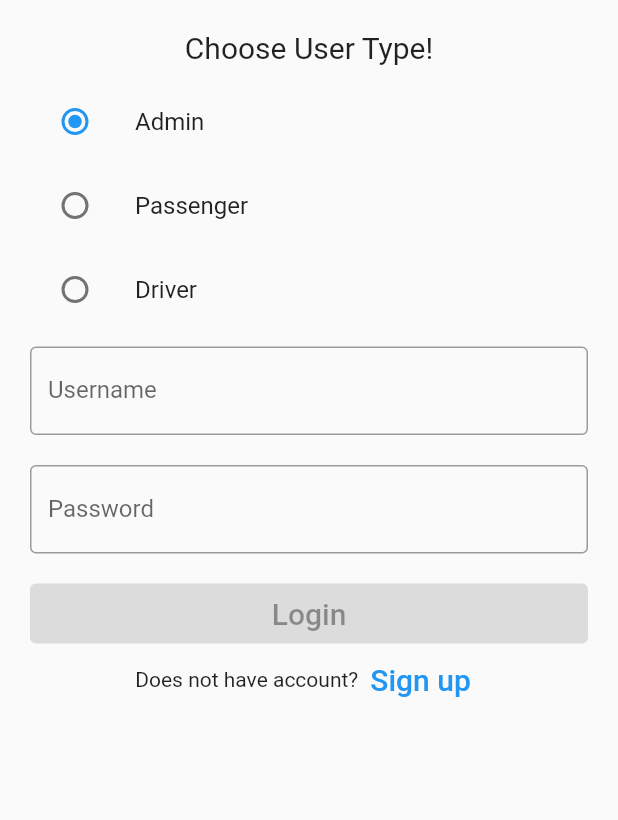
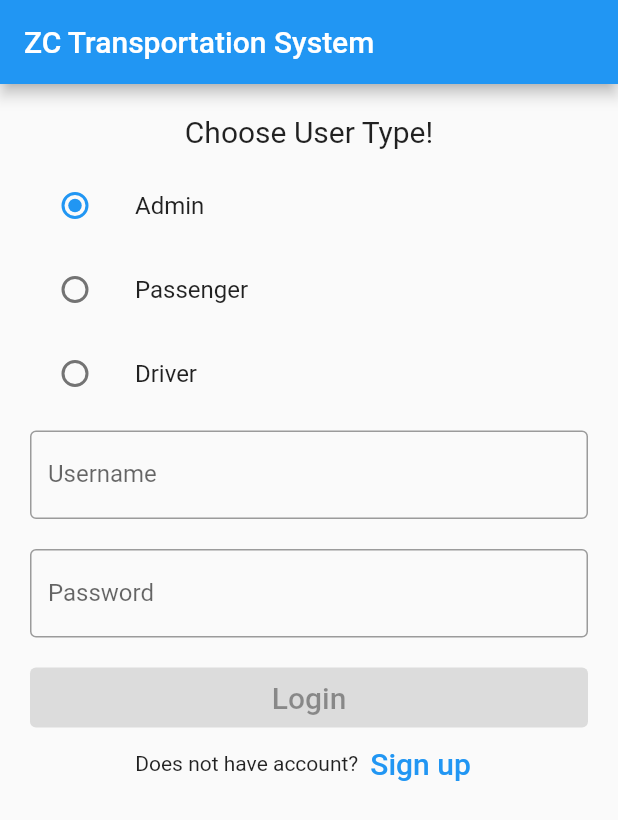
Before and after one commit to Touka-Mohamed/Transportation-System-Flutter-App, a Flutter app: the LoginPage screen opened directly, on a phone screen of 412 x 824 dp. Shown: the top 820 px of the screen. Run offline on Flutter 3.47's test engine with Material 2 defaults, Android fonts, the phone set to English and light mode, and no system bars; our stand-ins replace flutter_datetime_picker, scrollable_positioned_list.

Commit message:
added an appBar to the login page

```diff
--- a/lib/login_page.dart
+++ b/lib/login_page.dart
@@ -32,7 +32,10 @@ class _LoginPage extends State<LoginPage> {
 
   @override
   Widget build(BuildContext context) {
-    return Padding(
+    return Scaffold(
+        appBar: AppBar(title: const Text('ZC Transportation System')),
+        body:
+      Padding(
         padding: const EdgeInsets.all(10),
         child: ListView(
           children: <Widget>[
@@ -160,6 +163,6 @@ class _LoginPage extends State<LoginPage> {
             ),
 
           ],
-        ));
+        )));
   }
 }
--- a/lib/main.dart
+++ b/lib/main.dart
@@ -1,5 +1,6 @@
 import 'package:flutter/material.dart';
 import 'package:gui/homepage.dart';
+import 'package:gui/login_page.dart';
 import 'package:gui/route_change_request_page.dart';
 
 void main() {
@@ -16,7 +17,7 @@ class MyApp extends StatelessWidget {
 
     return MaterialApp(
       title: _title,
-      home: const RouteRequestChangePage(),
+      home: const LoginPage(),
       theme: ThemeData(
         primarySwatch: Colors.blue,
       ),
```
